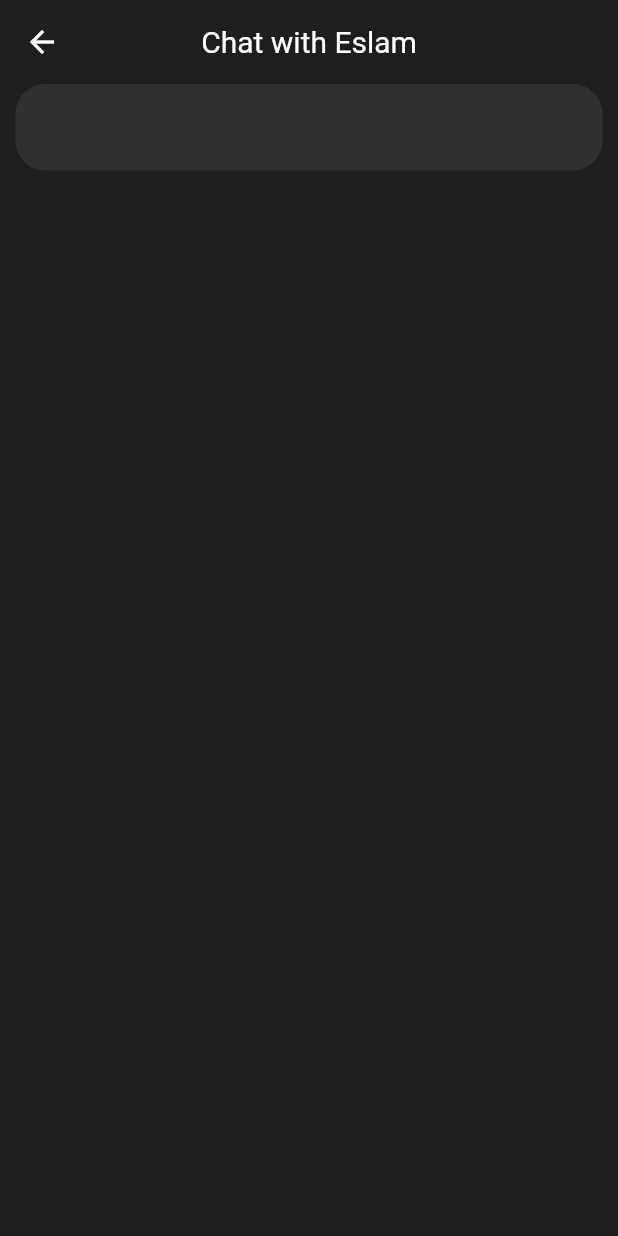
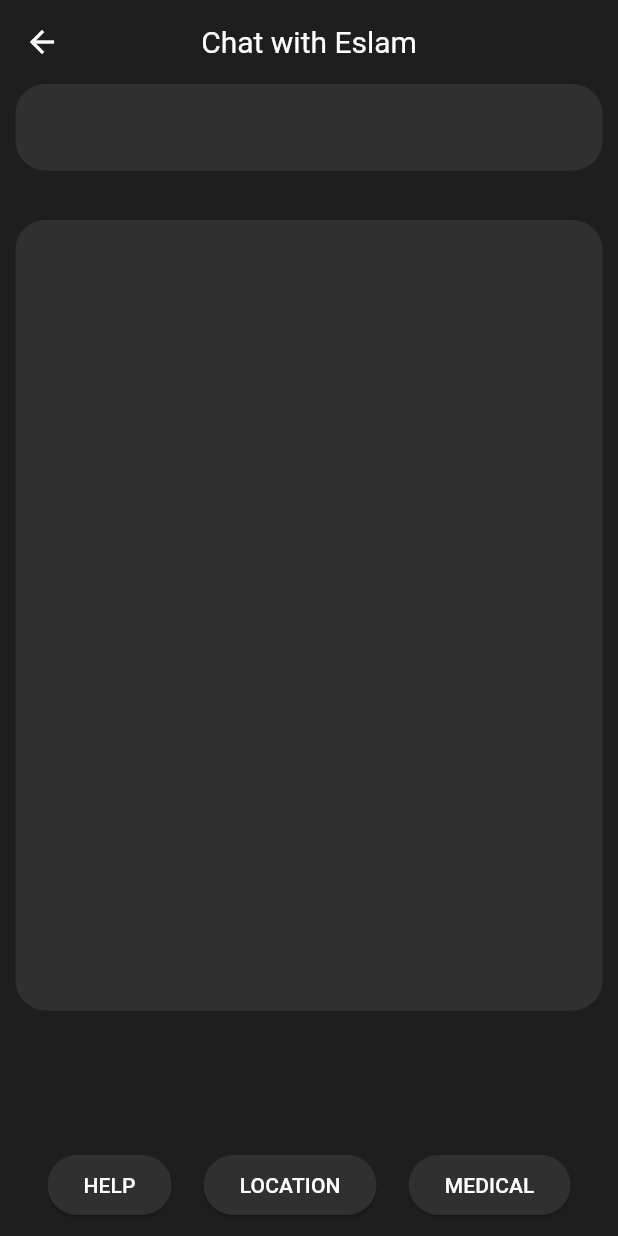
Before and after one commit to omar-sameh-mokhtar/BEACON, a Flutter app: the screen it shows after launch, on a phone screen of 412 x 824 dp. Run offline on Flutter 3.47's test engine with Material 3 defaults, Android fonts, the light colour scheme and no system bars.

Commit message:
fixed_words

```diff
--- a/lib/presentation/pages/chat.dart
+++ b/lib/presentation/pages/chat.dart
@@ -8,10 +8,14 @@ class ChattingPage extends StatefulWidget {
 }
 
 class ChattingPageState extends State<ChattingPage> {
+
   String selectedPerson = "Eslam";
 
   @override
   Widget build(BuildContext context) {
+    double width_ = MediaQuery.of(context).size.width;
+    double height_ = MediaQuery.of(context).size.height;
+
     return (Scaffold(
         backgroundColor: const Color(0xFF1E1E1E),
         appBar: AppBar(
@@ -32,18 +36,61 @@ class ChattingPageState extends State<ChattingPage> {
             children: [
               Center(
                 child: Container(
-                    height: MediaQuery.of(context).size.height * 0.07,
-                  width: MediaQuery.of(context).size.width * 0.95,
+                    height: height_ * 0.07,
+                  width: width_ * 0.95,
                   decoration: const BoxDecoration(
                     color: Color.fromARGB(255, 48, 48, 48),
                     borderRadius: BorderRadius.all(Radius.circular(20.0)),
                   ),
-                )
+                )),
+                SizedBox(height: height_ * 0.04 ),
+                Expanded(child:
+                Padding(
+                    padding: EdgeInsets.only(bottom: height_ * 0.1),
+                    child: Container(
+                      width: width_ * 0.95,
+                      decoration: const BoxDecoration(
+                        color: Color.fromARGB(255, 48, 48, 48),
+                        borderRadius: BorderRadius.all(Radius.circular(20.0)),
+                      ),
+                )),
+                ),
+              Padding(
+                padding:
+                  EdgeInsets.symmetric(horizontal: width_ * 0.025, vertical: 10),
+                    child: Column(
+                        children: [
+                      Row(
+                        mainAxisAlignment: MainAxisAlignment.spaceEvenly,
+                        children: [
+                            MessageButton('HELP',width_,height_),
+                            MessageButton('LOCATION',width_,height_),
+                            MessageButton('MEDICAL',width_,height_),
+                        ],
+                      )]))
 
 
-              )
             ]
     ),
     ));
   }
+
+
+  Widget MessageButton(String text, double width_, double height_) {
+    return ElevatedButton(
+      onPressed: () {
+
+      },
+      style: ElevatedButton.styleFrom(
+        backgroundColor: const Color.fromARGB(255, 48, 48, 48),
+        foregroundColor: Colors.white,
+        shape: RoundedRectangleBorder(
+          borderRadius: BorderRadius.circular(width_*height_*0.01),
+        ),
+      ),
+      child: Text(text),
+    );
+  }
+
+
 }
```
